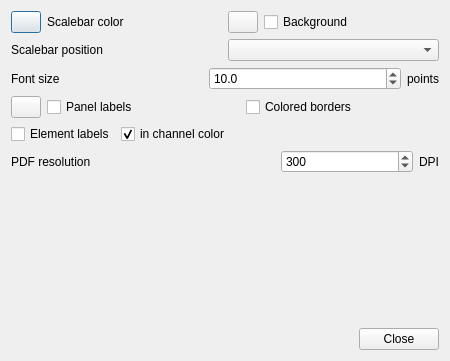
First picture: the form in exhale/resources/ui/image_settings_dialog.ui, repository ctroein/exhale, before the edit.
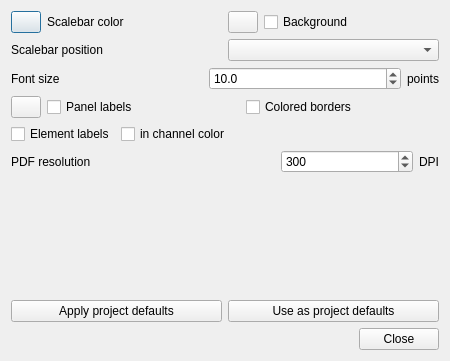
Second picture: the form after the edit. Custom widgets are drawn as their Qt base class.

Diff of the .ui file:
```diff
--- a/exhale/resources/ui/image_settings_dialog.ui
+++ b/exhale/resources/ui/image_settings_dialog.ui
@@ -191,7 +191,7 @@
         <string>in channel color</string>
        </property>
        <property name="checked">
-        <bool>true</bool>
+        <bool>false</bool>
        </property>
       </widget>
      </item>
@@ -241,6 +241,24 @@
      </property>
     </spacer>
    </item>
+   <item>
+    <layout class="QHBoxLayout" name="projectDefaultsLayout">
+     <item>
+      <widget class="QPushButton" name="applyProjectDefaults">
+       <property name="text">
+        <string>Apply project defaults</string>
+       </property>
+      </widget>
+     </item>
+     <item>
+      <widget class="QPushButton" name="useAsProjectDefaults">
+       <property name="text">
+        <string>Use as project defaults</string>
+       </property>
+      </widget>
+     </item>
+    </layout>
+   </item>
    <item>
     <widget class="QDialogButtonBox" name="buttonBox">
      <property name="orientation">
```
